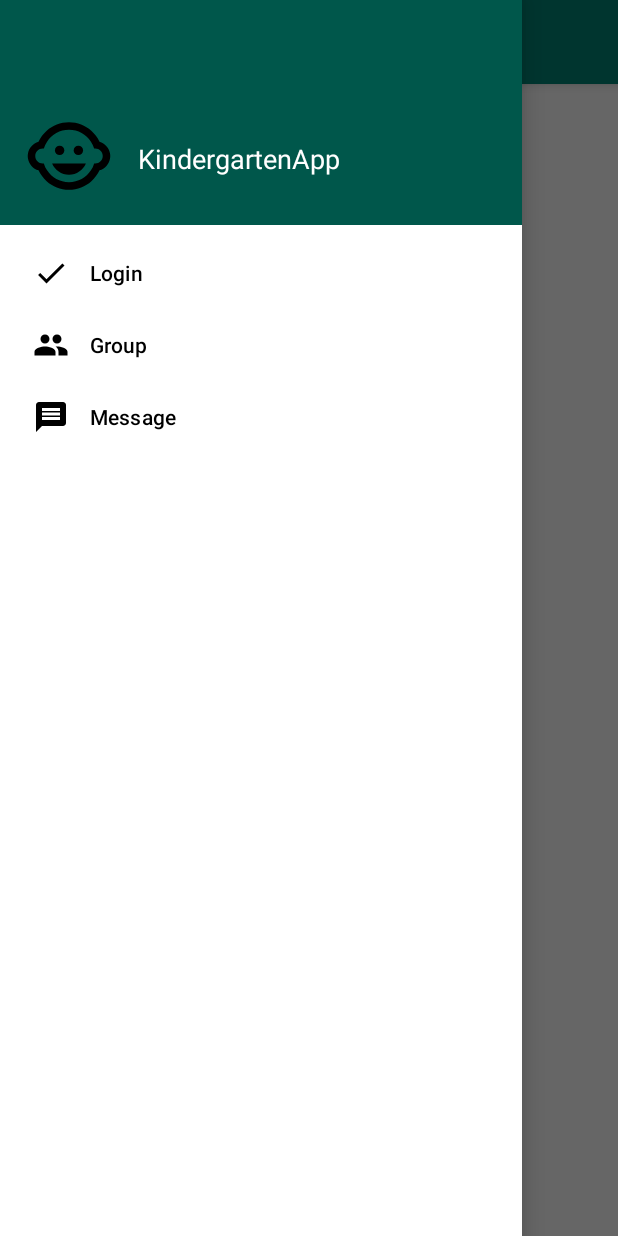
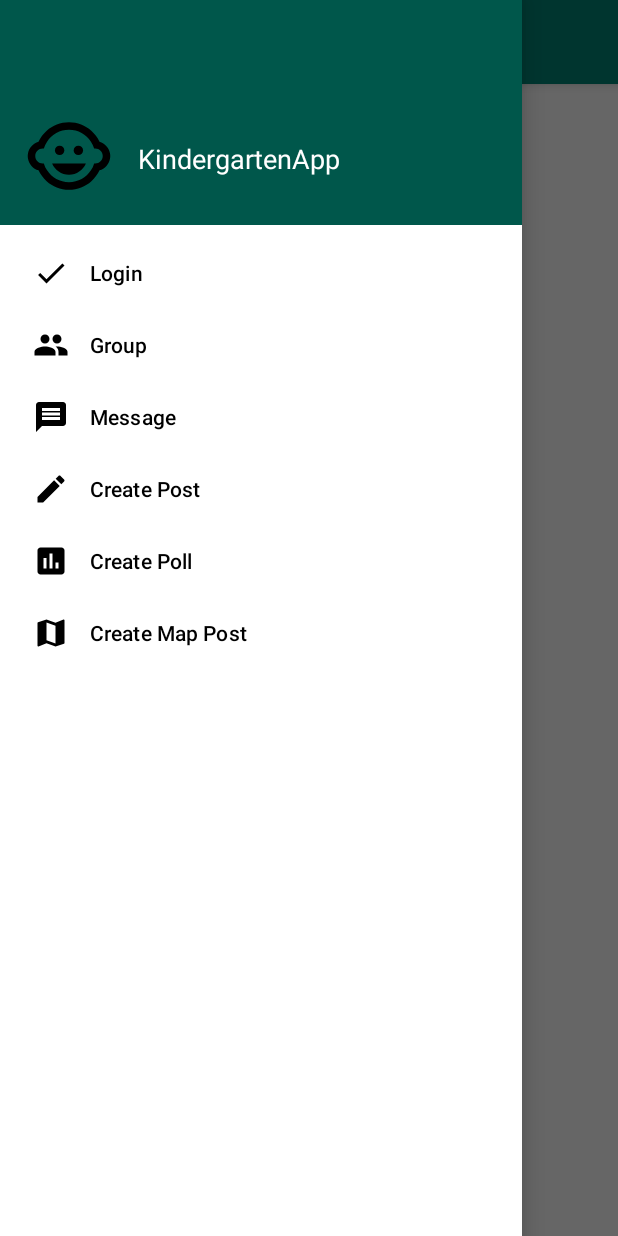
Before and after one commit to HavaG/KindergartenApp, an Android app: the MainActivity screen opened directly, with no data from a screen before it, with the side drawer open, on a phone screen of 412 x 824 dp. Run offline under Robolectric (Android 15) with nearby library versions, the phone set to English and light mode, and no system bars.

Commit message:
create poll activity, start create post

```diff
--- /dev/null
+++ b/app/src/main/res/drawable/ic_edit.xml
@@ -0,0 +1,9 @@
+<vector xmlns:android="http://schemas.android.com/apk/res/android"
+        android:width="24dp"
+        android:height="24dp"
+        android:viewportWidth="24.0"
+        android:viewportHeight="24.0">
+    <path
+        android:fillColor="#FF000000"
+        android:pathData="M3,17.25V21h3.75L17.81,9.94l-3.75,-3.75L3,17.25zM20.71,7.04c0.39,-0.39 0.39,-1.02 0,-1.41l-2.34,-2.34c-0.39,-0.39 -1.02,-0.39 -1.41,0l-1.83,1.83 3.75,3.75 1.83,-1.83z"/>
+</vector>
--- /dev/null
+++ b/app/src/main/res/drawable/ic_map.xml
@@ -0,0 +1,9 @@
+<vector xmlns:android="http://schemas.android.com/apk/res/android"
+        android:width="24dp"
+        android:height="24dp"
+        android:viewportWidth="24.0"
+        android:viewportHeight="24.0">
+    <path
+        android:fillColor="#FF000000"
+        android:pathData="M20.5,3l-0.16,0.03L15,5.1 9,3 3.36,4.9c-0.21,0.07 -0.36,0.25 -0.36,0.48V20.5c0,0.28 0.22,0.5 0.5,0.5l0.16,-0.03L9,18.9l6,2.1 5.64,-1.9c0.21,-0.07 0.36,-0.25 0.36,-0.48V3.5c0,-0.28 -0.22,-0.5 -0.5,-0.5zM15,19l-6,-2.11V5l6,2.11V19z"/>
+</vector>
--- /dev/null
+++ b/app/src/main/res/drawable/ic_poll.xml
@@ -0,0 +1,9 @@
+<vector xmlns:android="http://schemas.android.com/apk/res/android"
+        android:width="24dp"
+        android:height="24dp"
+        android:viewportWidth="24.0"
+        android:viewportHeight="24.0">
+    <path
+        android:fillColor="#FF000000"
+        android:pathData="M19,3L5,3c-1.1,0 -2,0.9 -2,2v14c0,1.1 0.9,2 2,2h14c1.1,0 2,-0.9 2,-2L21,5c0,-1.1 -0.9,-2 -2,-2zM9,17L7,17v-7h2v7zM13,17h-2L11,7h2v10zM17,17h-2v-4h2v4z"/>
+</vector>
--- a/app/src/main/res/menu/drawer_main.xml
+++ b/app/src/main/res/menu/drawer_main.xml
@@ -14,5 +14,17 @@
             android:id="@+id/nav_message"
             android:icon="@drawable/ic_message"
             android:title="Message" />
+        <item
+            android:id="@+id/nav_CreatePost"
+            android:icon="@drawable/ic_edit"
+            android:title="Create Post" />
+        <item
+            android:id="@+id/nav_CreatePoll"
+            android:icon="@drawable/ic_poll"
+            android:title="Create Poll" />
+        <item
+            android:id="@+id/nav_CreateMapPost"
+            android:icon="@drawable/ic_map"
+            android:title="Create Map Post" />
     </group>
 </menu>
```
Also changed, not shown: app/src/main/AndroidManifest.xml (+6 -7 lines), app/src/main/java/hu/kindergartendeveloperteam/app/groupactivity/CreatePollActivity.java (added, +63 -0 lines), app/src/main/java/hu/kindergartendeveloperteam/app/groupactivity/CreatePostActivity.java (added, +13 -0 lines), app/src/main/java/hu/kindergartendeveloperteam/app/groupactivity/GroupFragment/Test_classes/Person_test.java (deleted, +0 -22 lines), app/src/main/java/hu/kindergartendeveloperteam/app/groupactivity/MainActivity.java (+25 -6 lines), app/src/main/res/layout/activity_create_poll.xml (added, +58 -0 lines), app/src/main/res/layout/activity_create_post.xml (added, +44 -0 lines), app/src/main/res/layout/poll_option.xml (added, +20 -0 lines), app/src/main/res/values/strings.xml (+9 -0 lines).
